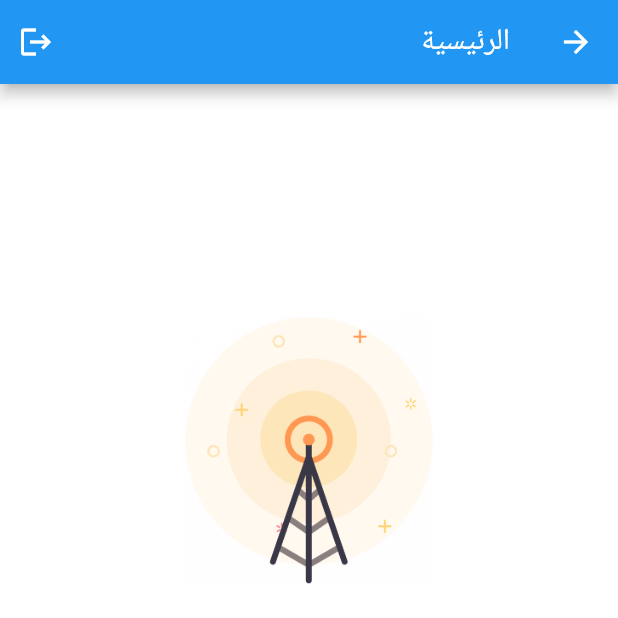
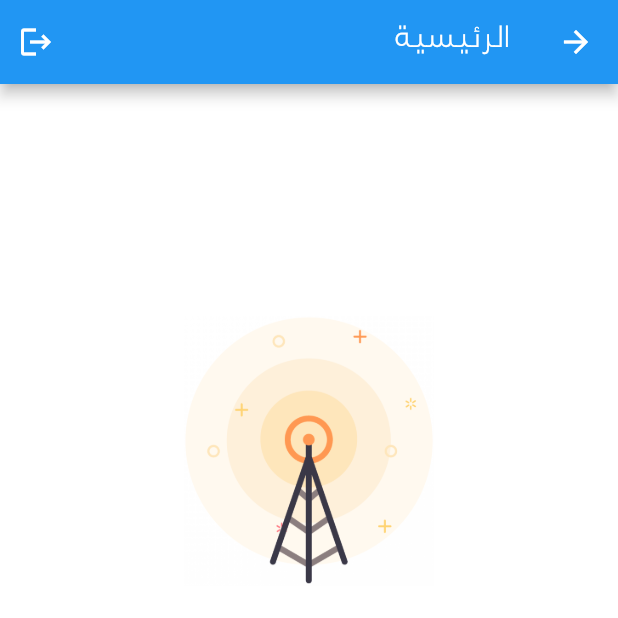
Before and after one commit to Alashiq/Flutter-App-Starter-2023, a Flutter app: the HomeScreen screen opened by its route, on a phone screen of 412 x 824 dp, the top half of it. Run offline on Flutter 3.47's test engine with Material 2 defaults, Android fonts, the light colour scheme and no system bars; our stand-ins replace bot_toast, flutter_svg, get, get_storage, google_fonts, introduction_screen; accounts and stored records are empty; network calls fail.

Commit message:
finish start stage one

```diff
--- a/lib/UI/home_screen/home_screen.dart
+++ b/lib/UI/home_screen/home_screen.dart
@@ -3,7 +3,6 @@ import 'package:flutter_app_starter/Features/Court/court_controller.dart';
 import 'package:flutter_app_starter/SharedWidgets/no_network.dart';
 import 'package:flutter_app_starter/SharedWidgets/reload_inside.dart';
 import 'package:flutter_app_starter/Utils/logout.dart';
-import 'package:flutter_app_starter/ViewModels/start_view_model.dart';
 import 'package:get/get.dart';
 
 import '../../SharedWidgets/auto_load.dart';
@@ -20,7 +19,10 @@ class HomeScreen extends StatelessWidget {
       textDirection: TextDirection.rtl,
       child: Scaffold(
         appBar: AppBar(
-          title: Text("الرئيسية"),
+          title: Text(
+            "الرئيسية",
+            style: TextStyle(fontFamily: 'Swissra-Light'),
+          ),
           actions: [
             IconButton(
                 onPressed: () {
```
Also changed, not shown: pubspec.yaml (+7 -0 lines), fonts/JF-Flat-regular.ttf (added), fonts/Swissra-Light.otf (added).
